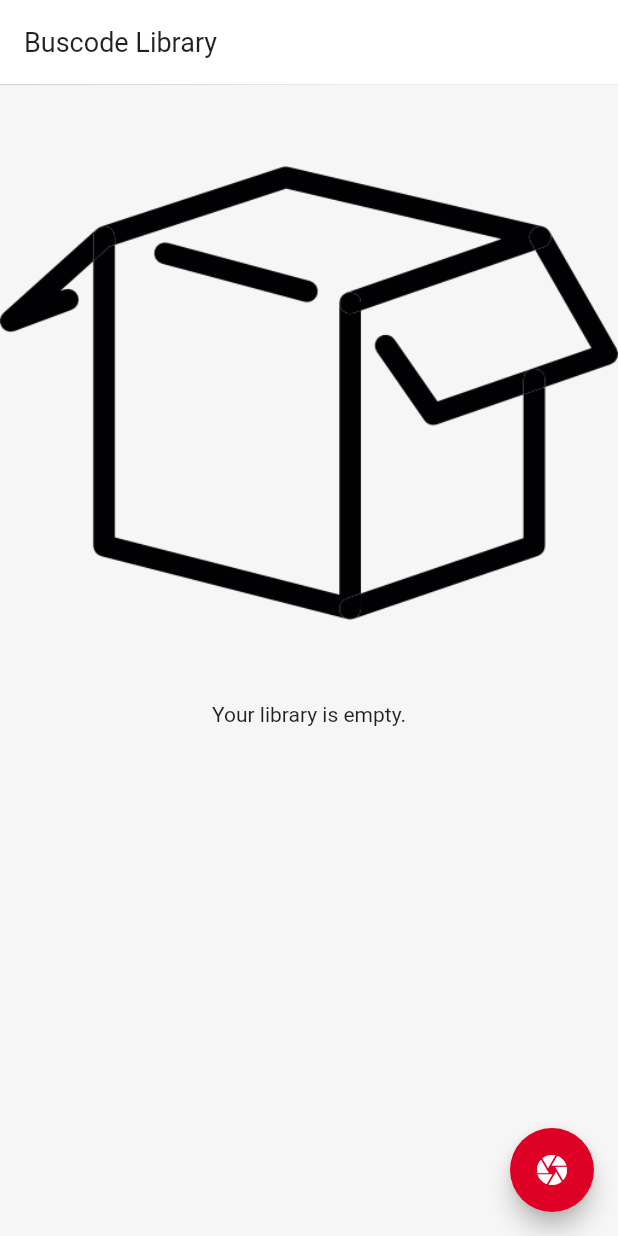
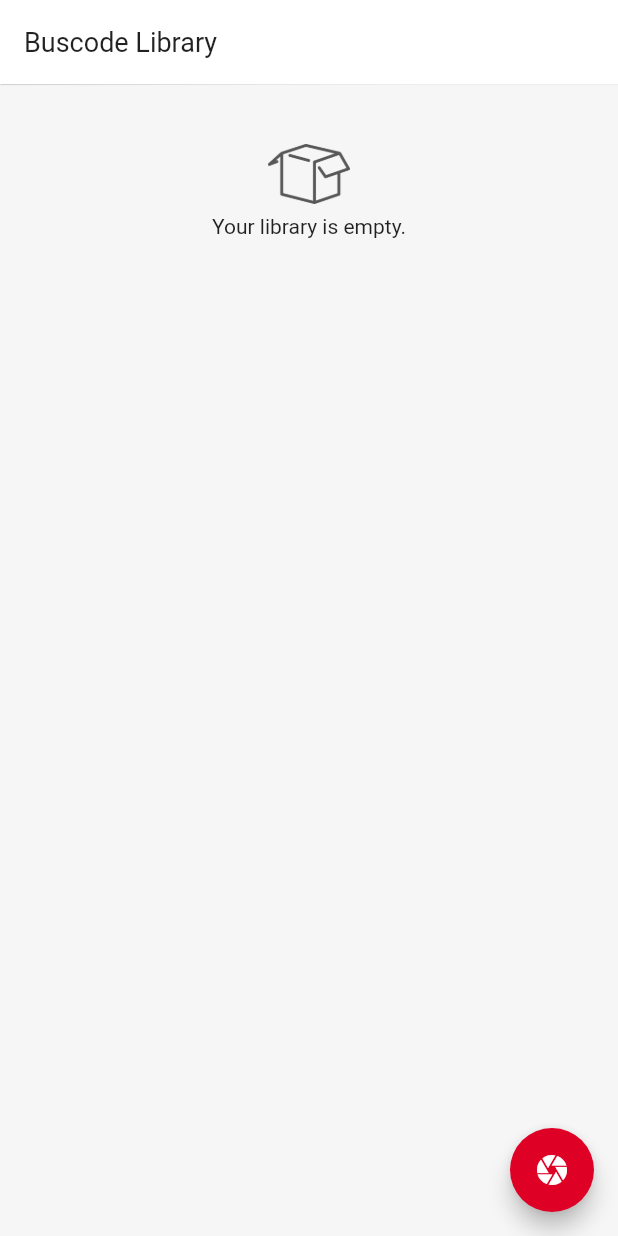
Before and after one commit to joaoavf/ctt_post_it, a Flutter app: the screen it shows after launch, on a phone screen of 412 x 824 dp. Run offline on Flutter 3.47's test engine with Material 2 defaults, Android fonts, the phone set to English and light mode, and no system bars; our stand-ins replace flutter_spinkit, watcher; missing offline and left inert: dart:ffi, flutter_better_camera, lamp; statements that could not run were skipped.

Commit message:
[Feature] Adds illustration to empty library

```diff
--- a/lib/functions/buscode_processing.dart
+++ b/lib/functions/buscode_processing.dart
@@ -69,6 +69,9 @@ List<String> rotateCode(List code) {
 }
 
 Map evaluateCode(code, {isRotate = false}) {
+  if (code.length != 75) {
+    return {'is_valid': false};
+  }
   List<int> integers = busToIntegers(code);
   List<int> reedSolomonMsg = reorderRS(integers);
   List<int> correctMsg = rsCorrectMessage(reedSolomonMsg);
@@ -81,7 +84,7 @@ Map evaluateCode(code, {isRotate = false}) {
   }
   int leftSync = correctMsg[2];
   int rightSync = correctMsg[10];
-  if (code.length == 75 && leftSync == 22 && rightSync == 38) {
+  if (leftSync == 22 && rightSync == 38) {
     return {'is_valid': true, 'is_rotate': isRotate, 'code': correctMsg};
   } else {
     return {'is_valid': false};
--- a/lib/screens/library_screen.dart
+++ b/lib/screens/library_screen.dart
@@ -98,7 +98,10 @@ class _LibraryScreenState extends State<LibraryScreen> {
                               child: Column(
                                 children: [
                                   Container(
+                                    padding:
+                                        EdgeInsets.only(top: 40, bottom: 7),
                                     child: Image(
+                                      height: 40,
                                       image: AssetImage(
                                           'lib/assets/cardboard.png'),
                                     ),
```
Also changed, not shown: lib/assets/cardboard.png, pubspec.lock.
